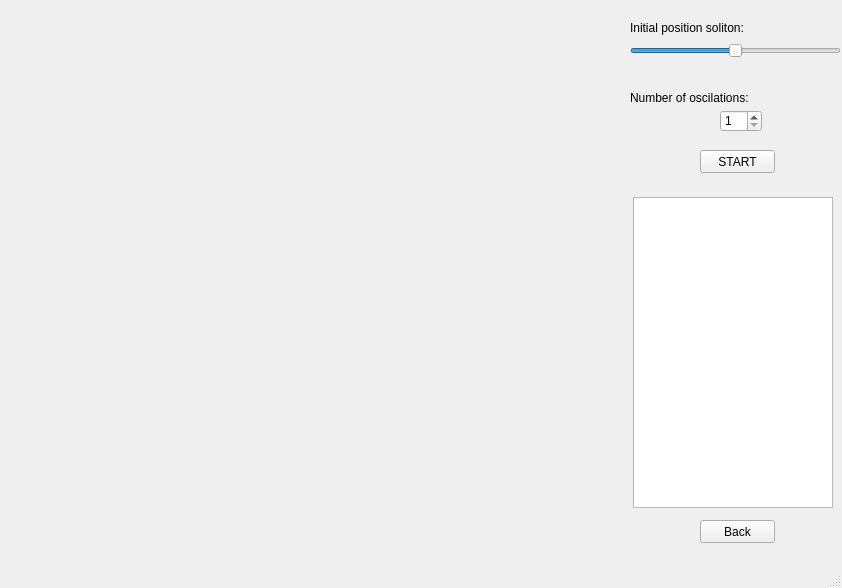
Before: the Qt Designer form DS.ui in brunojulia/ultracoldUB, drawn with Qt 5.
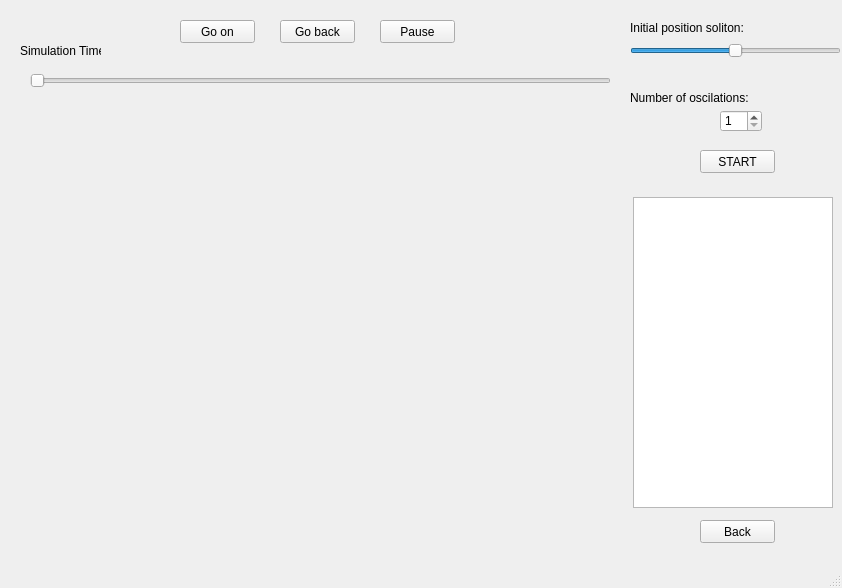
After: the same form once the commit is applied.

Commit message:
Corregido el error que hacía que la gráfica saliese fuera.
He corregido el error que hacía plotear la gráfica fuera cuando movías rápido el slider. Básicamente he cambiado algunos parámetros de algunos objetos de la interfaz y he reestructurado la posición de estos. Lo que pasaba es que cuando se dibujaba la gráfica en el canvas no se exactamente porque pero la ploteaba un poco fuera y luego la reposicionaba al centro de la ventana, corrigiendo ciertos parámetros he conseguido que no haga esto. Decidme si a vosotros os funciona así.

Patch:
```diff
--- a/DS.ui
+++ b/DS.ui
@@ -17,10 +17,10 @@
    <widget class="QWidget" name="mplwindow" native="true">
     <property name="geometry">
      <rect>
-      <x>9</x>
-      <y>9</y>
+      <x>10</x>
+      <y>100</y>
       <width>621</width>
-      <height>531</height>
+      <height>461</height>
      </rect>
     </property>
     <property name="sizePolicy">
@@ -32,7 +32,17 @@
     <property name="layoutDirection">
      <enum>Qt::LeftToRight</enum>
     </property>
-    <layout class="QVBoxLayout" name="mplvl"/>
+    <layout class="QVBoxLayout" name="mplvl">
+     <property name="spacing">
+      <number>6</number>
+     </property>
+     <property name="leftMargin">
+      <number>0</number>
+     </property>
+     <property name="topMargin">
+      <number>0</number>
+     </property>
+    </layout>
    </widget>
    <widget class="QListWidget" name="mplfigs">
     <property name="geometry">
@@ -109,8 +119,8 @@
     <widget class="QLabel" name="label">
      <property name="geometry">
       <rect>
-       <x>0</x>
-       <y>50</y>
+       <x>110</x>
+       <y>10</y>
        <width>71</width>
        <height>16</height>
       </rect>
@@ -172,6 +182,84 @@
      <string>Back</string>
     </property>
    </widget>
+   <widget class="QSlider" name="slider_simulation">
+    <property name="geometry">
+     <rect>
+      <x>30</x>
+      <y>70</y>
+      <width>581</width>
+      <height>22</height>
+     </rect>
+    </property>
+    <property name="orientation">
+     <enum>Qt::Horizontal</enum>
+    </property>
+   </widget>
+   <widget class="QLabel" name="label_5">
+    <property name="geometry">
+     <rect>
+      <x>20</x>
+      <y>40</y>
+      <width>81</width>
+      <height>21</height>
+     </rect>
+    </property>
+    <property name="text">
+     <string>Simulation Time:</string>
+    </property>
+   </widget>
+   <widget class="QLabel" name="label_4">
+    <property name="geometry">
+     <rect>
+      <x>100</x>
+      <y>40</y>
+      <width>46</width>
+      <height>21</height>
+     </rect>
+    </property>
+    <property name="text">
+     <string/>
+    </property>
+   </widget>
+   <widget class="QPushButton" name="ButtonOn">
+    <property name="geometry">
+     <rect>
+      <x>180</x>
+      <y>20</y>
+      <width>75</width>
+      <height>23</height>
+     </rect>
+    </property>
+    <property name="text">
+     <string>Go on</string>
+    </property>
+   </widget>
+   <widget class="QPushButton" name="ButtonBack">
+    <property name="geometry">
+     <rect>
+      <x>280</x>
+      <y>20</y>
+      <width>75</width>
+      <height>23</height>
+     </rect>
+    </property>
+    <property name="text">
+     <string>Go back</string>
+    </property>
+   </widget>
+   <widget class="QPushButton" name="ButtonPause">
+    <property name="geometry">
+     <rect>
+      <x>380</x>
+      <y>20</y>
+      <width>75</width>
+      <height>23</height>
+     </rect>
+    </property>
+    <property name="text">
+     <string>Pause</string>
+    </property>
+   </widget>
   </widget>
   <widget class="QMenuBar" name="menubar">
    <property name="geometry">
```
Left out of the diff: 16 changed lines with no effect on the pictures. The commit also changes 1 other file.
